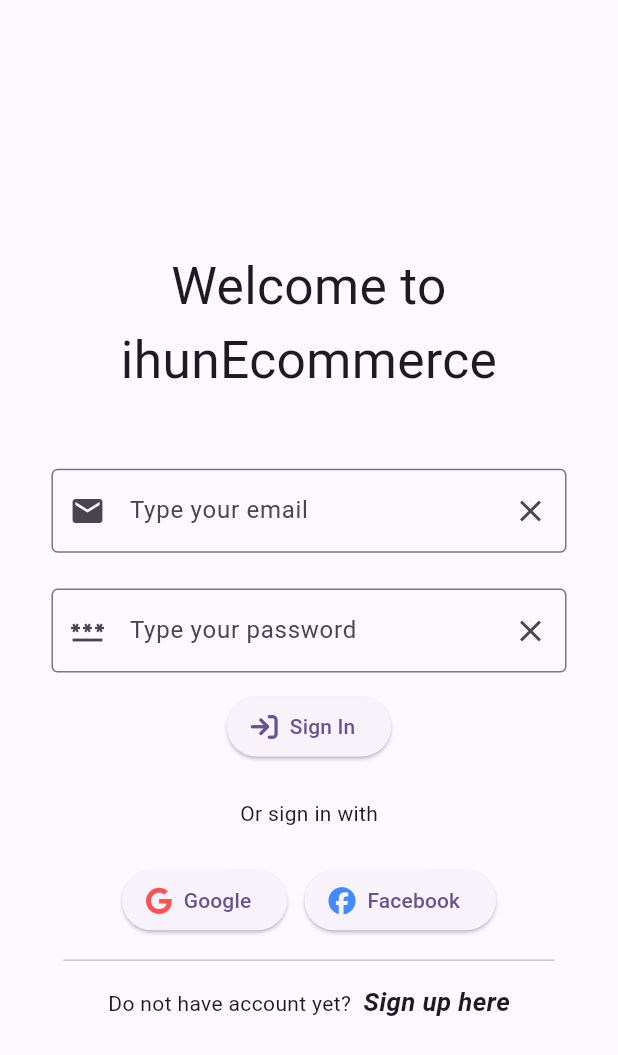
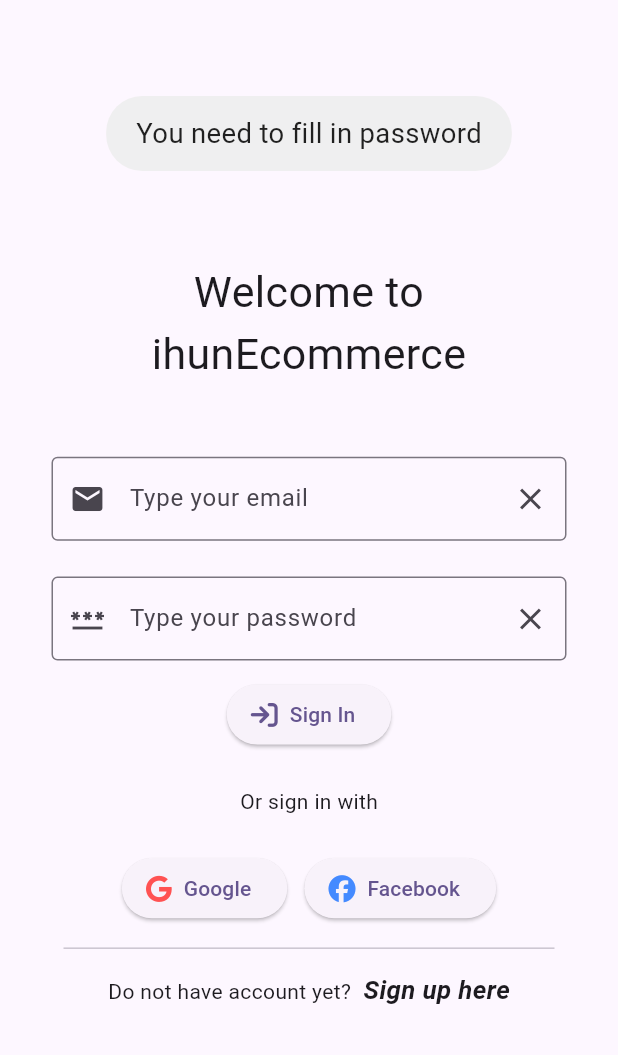
Before and after one commit to Hung6129/ihun_commerce, a Flutter app: the screen it shows after launch, after a tap on "Sign In", on a phone screen of 412 x 824 dp. Shown: the top 1055 px of the screen. Run offline on Flutter 3.47's test engine with Material 2 defaults, Android fonts, the phone set to English and light mode, and no system bars; our stand-ins replace bloc, dio, equatable, firebase_auth, firebase_core, flutter_bloc and 3 more; accounts and stored records are empty; network calls fail.

Commit message:
add flutter_toast, add sign_in login

```diff
--- a/lib/data/services/api_provider.dart
+++ b/lib/data/services/api_provider.dart
@@ -11,6 +11,7 @@ class ApiProvider {
   Future<List<Product>> fetchListProducts() async {
     _dio.options.connectTimeout = const Duration(seconds: 5);
     try {
+      _dio.post(url);
       final response = await _dio.get(
         url,
         queryParameters: {
--- /dev/null
+++ b/lib/logic/authenticate/repo/authenticate_repo.dart
@@ -0,0 +1,78 @@
+import 'package:firebase_auth/firebase_auth.dart';
+import 'package:flutter/widgets.dart';
+import 'package:flutter_bloc/flutter_bloc.dart';
+import 'package:ihun_commerce/logic/authenticate/sign_in_bloc/sign_in_bloc.dart';
+import 'package:ihun_commerce/utility/toast/flutter_toast.dart';
+
+class AuthenticateRepo {
+  final BuildContext context;
+  const AuthenticateRepo({required this.context});
+  Future<void> handleSignIn(String type) async {
+    try {
+      if (type == "emailAndPassword") {
+        final state = context.read<SignInBloc>().state;
+        String email = state.email;
+        String password = state.password;
+        if (email.isEmpty) {
+          // email is emty
+          toastInfor(text: "You need to fill in email address");
+        }
+        if (password.isEmpty) {
+          // password is emty
+          toastInfor(text: "You need to fill in password");
+        }
+        try {
+          final userCredential = await FirebaseAuth.instance
+              .signInWithEmailAndPassword(email: email, password: password);
+          if (userCredential.user == null) {
+            // user not exist
+            toastInfor(text: "The email address don't exist");
+          }
+          if (!userCredential.user!.emailVerified) {
+            // user not verified
+            toastInfor(
+                text:
+                    "You haven't verify your email address.\nPlease verify your account");
+          }
+          var user = userCredential.user;
+          if (user != null) {
+            toastInfor(text: "User exist, let go to the main page");
+          } else {
+            toastInfor(
+                text:
+                    "You not a user of this app\nTry to sign up a new account");
+          }
+        } on FirebaseAuthException catch (e) {
+          if (e.code == 'user-not-found') {
+            toastInfor(text: "No user found for that email");
+          } else if (e.code == 'wrong-password') {
+            toastInfor(text: "Wrong password\nPlease try again");
+          } else if (e.code == 'invalid-email') {
+            toastInfor(text: "Wrong email\nPlease try again");
+          }
+        }
+      }
+    } catch (e) {
+      toastInfor(text: "Something went wrong\nPlease try again next time");
+    }
+  }
+
+  Future<void> signUp(String emailAddress, String password) async {
+    try {
+      final userCre =
+          await FirebaseAuth.instance.createUserWithEmailAndPassword(
+        email: emailAddress,
+        password: password,
+      );
+      print('Done sign up with ${userCre.user!.email}');
+    } on FirebaseAuthException catch (e) {
+      if (e.code == 'weak-password') {
+        print('The password provided is too weak.');
+      } else if (e.code == 'email-already-in-use') {
+        print('The account already exists for that email.');
+      }
+    } catch (e) {
+      print(e);
+    }
+  }
+}
--- /dev/null
+++ b/lib/logic/authenticate/sign_in_bloc/sign_in_bloc.dart
@@ -0,0 +1,20 @@
+import 'package:bloc/bloc.dart';
+import 'package:equatable/equatable.dart';
+
+part 'sign_in_event.dart';
+part 'sign_in_state.dart';
+
+class SignInBloc extends Bloc<SignInEvent, SignInState> {
+  SignInBloc() : super(const SignInState()) {
+    on<SignInEmail>(_onSignInEmail);
+    on<SignInPassword>(_onSignInPassword);
+  }
+
+  void _onSignInPassword(SignInPassword event, Emitter<SignInState> emit) {
+    emit(state.copyWith(password: event.password));
+  }
+
+  void _onSignInEmail(SignInEmail event, Emitter<SignInState> emit) {
+    emit(state.copyWith(email: event.email));
+  }
+}
--- /dev/null
+++ b/lib/logic/authenticate/sign_in_bloc/sign_in_event.dart
@@ -0,0 +1,18 @@
+part of 'sign_in_bloc.dart';
+
+abstract class SignInEvent extends Equatable {
+  const SignInEvent();
+
+  @override
+  List<Object> get props => [];
+}
+
+class SignInEmail extends SignInEvent {
+  final String email;
+  const SignInEmail(this.email);
+}
+
+class SignInPassword extends SignInEvent {
+  final String password;
+  const SignInPassword(this.password);
+}
--- /dev/null
+++ b/lib/logic/authenticate/sign_in_bloc/sign_in_state.dart
@@ -0,0 +1,21 @@
+// ignore_for_file: public_member_api_docs, sort_constructors_first
+part of 'sign_in_bloc.dart';
+
+class SignInState {
+  final String email;
+  final String password;
+  const SignInState({
+    this.email = "",
+    this.password = "",
+  });
+
+  SignInState copyWith({
+    String? email,
+    String? password,
+  }) {
+    return SignInState(
+      email: email ?? this.email,
+      password: password ?? this.password,
+    );
+  }
+}
--- a/lib/main.dart
+++ b/lib/main.dart
@@ -1,14 +1,18 @@
+import 'package:firebase_core/firebase_core.dart';
 import 'package:flutter/material.dart';
 import 'package:flutter/scheduler.dart';
 import 'package:flutter_bloc/flutter_bloc.dart';
 import 'package:flutter_screenutil/flutter_screenutil.dart';
 import 'package:ihun_commerce/data/services/shopping_repo.dart';
+import 'package:ihun_commerce/logic/authenticate/sign_in_bloc/sign_in_bloc.dart';
 import 'package:ihun_commerce/logic/cart_bloc/cart_bloc.dart';
 import 'package:ihun_commerce/logic/products_bloc/products_bloc.dart';
 import 'package:ihun_commerce/utility/helpers/color_seed.dart';
 import 'package:ihun_commerce/views/authenticate/sign_in/sign_in_page.dart';
 
-void main() {
+Future<void> main() async {
+  WidgetsFlutterBinding.ensureInitialized();
+  await Firebase.initializeApp();
   runApp(const MyApp());
 }
 
@@ -27,6 +31,7 @@ class _MyAppState extends State<MyApp> {
   bool get useLightMode {
     switch (themeMode) {
       case ThemeMode.system:
+        // ignore: deprecated_member_use
         return SchedulerBinding.instance.window.platformBrightness ==
             Brightness.light;
       case ThemeMode.light:
@@ -54,6 +59,9 @@ class _MyAppState extends State<MyApp> {
     final shoppingRepository = ShoppingRepository();
     return MultiBlocProvider(
       providers: [
+        BlocProvider(
+          create: (context) => SignInBloc(),
+        ),
         BlocProvider(
           create: (context) => ProductsBloc()
             ..add(
--- /dev/null
+++ b/lib/utility/toast/flutter_toast.dart
@@ -0,0 +1,14 @@
+import 'package:flutter_screenutil/flutter_screenutil.dart';
+import 'package:fluttertoast/fluttertoast.dart';
+
+toastInfor({
+  required String text,
+}) {
+  return Fluttertoast.showToast(
+    msg: text,
+    toastLength: Toast.LENGTH_SHORT,
+    timeInSecForIosWeb: 2,
+    gravity: ToastGravity.TOP,
+    fontSize: 16.sp,
+  );
+}
--- a/lib/views/authenticate/sign_in/sign_in_page.dart
+++ b/lib/views/authenticate/sign_in/sign_in_page.dart
@@ -1,7 +1,10 @@
 import 'package:flutter/gestures.dart';
 import 'package:flutter/material.dart';
+import 'package:flutter_bloc/flutter_bloc.dart';
 import 'package:flutter_screenutil/flutter_screenutil.dart';
 import 'package:font_awesome_flutter/font_awesome_flutter.dart';
+import 'package:ihun_commerce/logic/authenticate/repo/authenticate_repo.dart';
+import 'package:ihun_commerce/logic/authenticate/sign_in_bloc/sign_in_bloc.dart';
 import 'package:ihun_commerce/views/authenticate/sign_up/sign_up_page.dart';
 import 'package:ihun_commerce/views/authenticate/widgets/clear_btn.dart';
 
@@ -17,7 +20,8 @@ class _SignInPageState extends State<SignInPage> {
   final TextEditingController _passwordController = TextEditingController();
   @override
   Widget build(BuildContext context) {
-    return Scaffold(
+    return BlocBuilder<SignInBloc, SignInState>(
+      builder: (context, state) => Scaffold(
         body: Column(
           mainAxisAlignment: MainAxisAlignment.center,
           crossAxisAlignment: CrossAxisAlignment.center,
@@ -27,13 +31,17 @@ class _SignInPageState extends State<SignInPage> {
               child: Text(
                 'Welcome to\nihunEcommerce',
                 textAlign: TextAlign.center,
-              style: TextStyle(fontSize: 30.sp),
+                style: TextStyle(fontSize: 25.sp),
               ),
             ),
             Padding(
               padding: EdgeInsets.symmetric(horizontal: 30.w, vertical: 20.h),
               child: Center(
                 child: TextField(
+                  onChanged: (value) {
+                    value == _emailController.text;
+                    context.read<SignInBloc>().add(SignInEmail(value));
+                  },
                   controller: _emailController,
                   decoration: InputDecoration(
                     prefixIcon: const Icon(Icons.email),
@@ -48,6 +56,10 @@ class _SignInPageState extends State<SignInPage> {
               padding: EdgeInsets.symmetric(horizontal: 30.w),
               child: Center(
                 child: TextField(
+                  onChanged: (value) {
+                    value == _passwordController.text;
+                    context.read<SignInBloc>().add(SignInPassword(value));
+                  },
                   controller: _passwordController,
                   obscureText: true,
                   decoration: InputDecoration(
@@ -63,7 +75,10 @@ class _SignInPageState extends State<SignInPage> {
               height: 10.h,
             ),
             ElevatedButton.icon(
-              onPressed: () {},
+                onPressed: () {
+                  AuthenticateRepo(context: context)
+                      .handleSignIn("emailAndPassword");
+                },
                 icon: const FaIcon(FontAwesomeIcons.arrowRightToBracket),
                 label: const Text('Sign In')),
             Padding(
@@ -128,6 +143,7 @@ class _SignInPageState extends State<SignInPage> {
             )
           ],
         ),
+      ),
     );
   }
 }
--- a/lib/views/authenticate/sign_up/sign_up_page.dart
+++ b/lib/views/authenticate/sign_up/sign_up_page.dart
@@ -2,6 +2,7 @@ import 'package:flutter/gestures.dart';
 import 'package:flutter/material.dart';
 import 'package:flutter_screenutil/flutter_screenutil.dart';
 import 'package:font_awesome_flutter/font_awesome_flutter.dart';
+
 import 'package:ihun_commerce/views/authenticate/sign_in/sign_in_page.dart';
 import 'package:ihun_commerce/views/authenticate/widgets/clear_btn.dart';
 
@@ -28,7 +29,7 @@ class _SignUpPageState extends State<SignUpPage> {
             child: Text(
               'Creating new account for\nihunEcommerce',
               textAlign: TextAlign.center,
-              style: TextStyle(fontSize: 30.sp),
+              style: TextStyle(fontSize: 25.sp),
             ),
           ),
           Padding(
@@ -63,7 +64,7 @@ class _SignUpPageState extends State<SignUpPage> {
             padding: EdgeInsets.symmetric(horizontal: 30.w),
             child: Center(
               child: TextField(
-                controller: _emailController,
+                controller: _passwordController,
                 obscureText: true,
                 decoration: InputDecoration(
                   prefixIcon: const Icon(Icons.password),
--- a/pubspec.yaml
+++ b/pubspec.yaml
@@ -45,6 +45,11 @@ dependencies:
   meta: ^1.9.1
   flutter_screenutil: ^5.8.4
   font_awesome_flutter: ^10.4.0
+
+  firebase_core: ^2.14.0
+  firebase_auth: ^4.6.3
+  firebase_ui_auth: ^1.5.0
+  fluttertoast: ^8.2.2
 
 dev_dependencies:
   flutter_test:
```
Also changed, not shown: lib/firebase_options.dart (added), pubspec.lock, 11 other files. Lines whose indentation alone changed are shown as unchanged.
